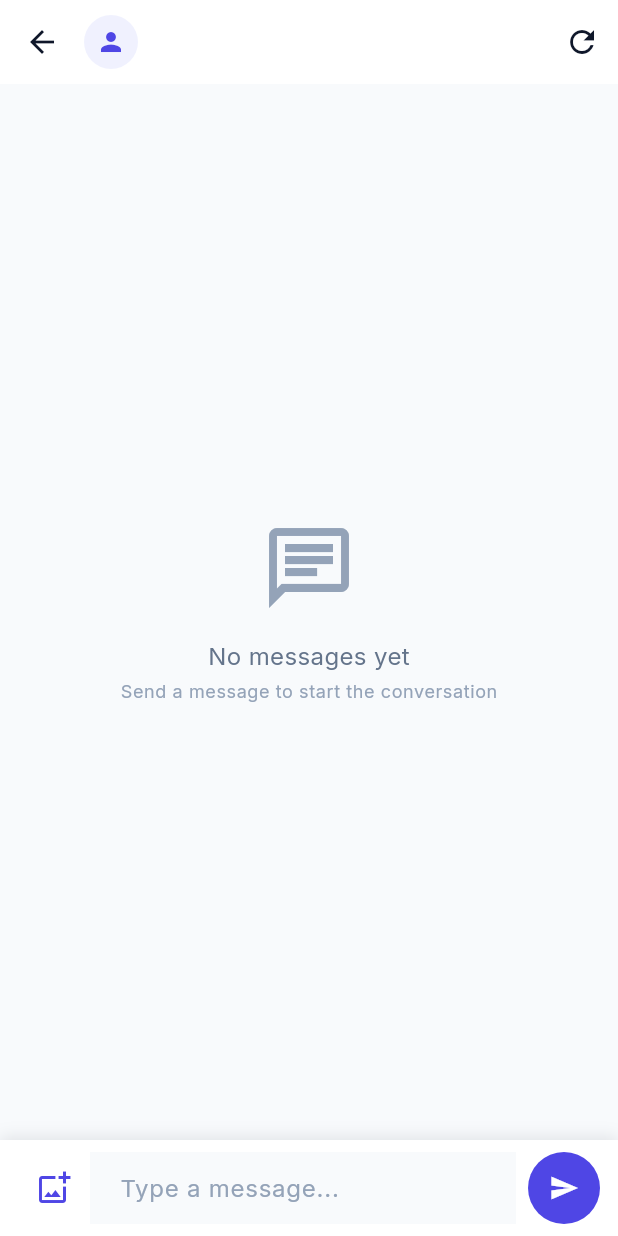
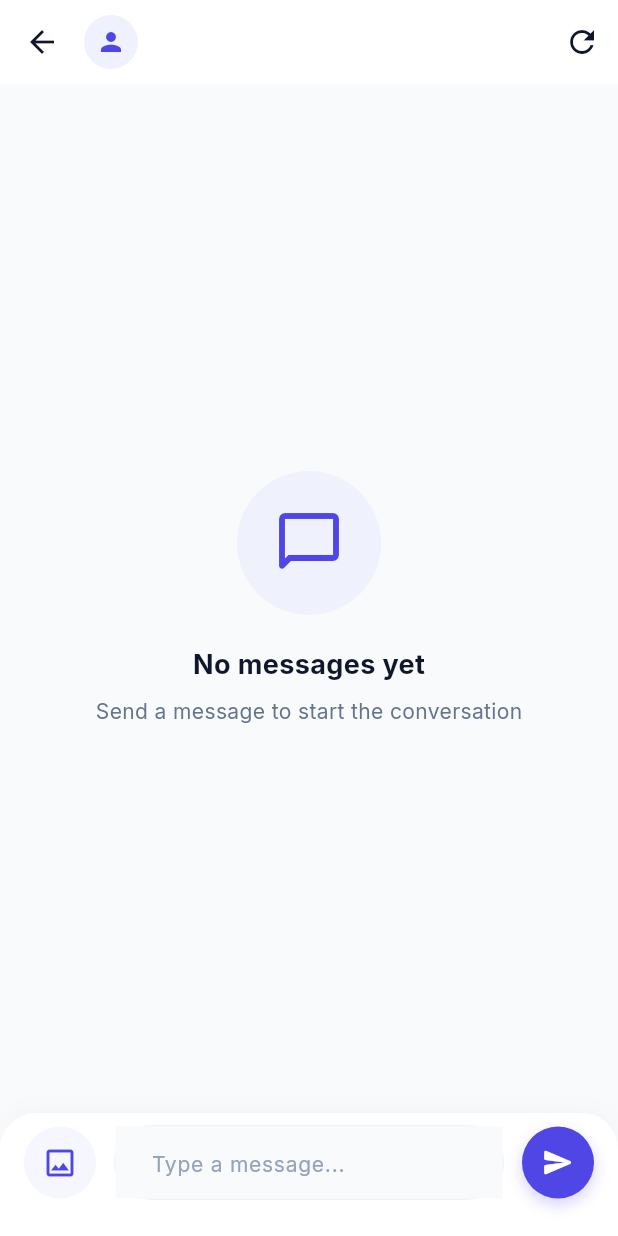
Before and after one commit to MD-ISTYAK/shop_radar, a Flutter app: the ChatScreen screen opened directly with empty values, on a phone screen of 412 x 824 dp. Run offline on Flutter 3.47's test engine with Material 3 defaults, Android fonts, the phone set to English and light mode, and no system bars; our stand-ins replace cached_network_image, dio, file_picker, firebase_core, firebase_crashlytics, firebase_messaging and 17 more; missing offline and left inert: mobile_scanner, network_info_plus; accounts and stored records are empty; network calls fail.

Commit message:
message fix

```diff
--- a/store_for_me/lib/presentation/screens/chat_screen.dart
+++ b/store_for_me/lib/presentation/screens/chat_screen.dart
@@ -250,11 +250,28 @@ class _ChatScreenState extends ConsumerState<ChatScreen> {
                         child: Column(
                           mainAxisAlignment: MainAxisAlignment.center,
                           children: [
-                            Icon(Icons.chat_outlined, size: 64, color: AppColors.textLight),
-                            const SizedBox(height: 16),
-                            Text('No messages yet', style: TextStyle(color: AppColors.textSecondary, fontSize: 16)),
-                            const SizedBox(height: 4),
-                            Text('Send a message to start the conversation', style: Theme.of(context).textTheme.bodySmall),
+                            Container(
+                              padding: const EdgeInsets.all(24),
+                              decoration: BoxDecoration(
+                                color: AppColors.primaryLight.withAlpha(20),
+                                shape: BoxShape.circle,
+                              ),
+                              child: const Icon(Icons.chat_bubble_outline_rounded, size: 48, color: AppColors.primary),
+                            ),
+                            const SizedBox(height: 20),
+                            const Text(
+                              'No messages yet',
+                              style: TextStyle(
+                                color: AppColors.textPrimary,
+                                fontSize: 18,
+                                fontWeight: FontWeight.bold
+                              )
+                            ),
+                            const SizedBox(height: 8),
+                            const Text(
+                              'Send a message to start the conversation',
+                              style: TextStyle(color: AppColors.textSecondary, fontSize: 14)
+                            ),
                           ],
                         ),
                       )
@@ -270,28 +287,34 @@ class _ChatScreenState extends ConsumerState<ChatScreen> {
                             alignment: isMine ? Alignment.centerRight : Alignment.centerLeft,
                             child: Container(
                               constraints: BoxConstraints(maxWidth: MediaQuery.of(context).size.width * 0.75),
-                              margin: const EdgeInsets.only(bottom: 8),
-                              padding: const EdgeInsets.symmetric(horizontal: 14, vertical: 10),
+                              margin: const EdgeInsets.only(bottom: 12),
+                              padding: const EdgeInsets.all(4),
                               decoration: BoxDecoration(
-                                color: isMine ? AppColors.primary : AppColors.card,
+                                color: isMine ? AppColors.primary : AppColors.surface,
                                 borderRadius: BorderRadius.only(
-                                  topLeft: const Radius.circular(18),
-                                  topRight: const Radius.circular(18),
-                                  bottomLeft: Radius.circular(isMine ? 18 : 4),
-                                  bottomRight: Radius.circular(isMine ? 4 : 18),
+                                  topLeft: const Radius.circular(20),
+                                  topRight: const Radius.circular(20),
+                                  bottomLeft: Radius.circular(isMine ? 20 : 4),
+                                  bottomRight: Radius.circular(isMine ? 4 : 20),
                                 ),
-                                boxShadow: [BoxShadow(color: AppColors.shadow, blurRadius: 4)],
+                                boxShadow: [
+                                  BoxShadow(
+                                    color: Colors.black.withAlpha(isMine ? 10 : 5),
+                                    blurRadius: 10,
+                                    offset: const Offset(0, 4),
+                                  )
+                                ],
                               ),
                               child: Column(
                                 crossAxisAlignment: isMine ? CrossAxisAlignment.end : CrossAxisAlignment.start,
                                 children: [
                                   if (msg.mediaUrl.isNotEmpty)
                                     Padding(
-                                      padding: const EdgeInsets.only(bottom: 6),
+                                      padding: const EdgeInsets.all(4),
                                       child: Stack(
                                         children: [
                                           ClipRRect(
-                                            borderRadius: BorderRadius.circular(12),
+                                            borderRadius: BorderRadius.circular(16),
                                             child: CachedNetworkImage(
                                               imageUrl: msg.mediaUrl,
                                               placeholder: (context, url) => Container(
@@ -312,22 +335,28 @@ class _ChatScreenState extends ConsumerState<ChatScreen> {
                                               child: Container(
                                                 padding: const EdgeInsets.all(6),
                                                 decoration: BoxDecoration(
-                                                  color: Colors.black54,
+                                                  color: Colors.black45,
                                                   borderRadius: BorderRadius.circular(8),
                                                 ),
-                                                child: const Icon(Icons.download_for_offline_rounded, color: Colors.white, size: 20),
+                                                child: const Icon(Icons.download_rounded, color: Colors.white, size: 18),
                                               ),
                                             ),
                                           ),
                                         ],
                                       ),
                                     ),
+                                  Padding(
+                                    padding: const EdgeInsets.symmetric(horizontal: 12, vertical: 8),
+                                    child: Column(
+                                      crossAxisAlignment: isMine ? CrossAxisAlignment.end : CrossAxisAlignment.start,
+                                      children: [
                                         if (msg.text.isNotEmpty)
                                           Text(
                                             msg.text,
                                             style: TextStyle(
                                               color: isMine ? Colors.white : AppColors.textPrimary,
                                               fontSize: 15,
+                                              height: 1.3,
                                             ),
                                           ),
                                         const SizedBox(height: 4),
@@ -335,9 +364,9 @@ class _ChatScreenState extends ConsumerState<ChatScreen> {
                                           mainAxisSize: MainAxisSize.min,
                                           children: [
                                             Text(
-                                        DateFormat.jm().format(msg.createdAt),
+                                              DateFormat('h:mm a').format(msg.createdAt),
                                               style: TextStyle(
-                                          fontSize: 11,
+                                                fontSize: 10,
                                                 color: isMine ? Colors.white70 : AppColors.textLight,
                                               ),
                                             ),
@@ -346,10 +375,13 @@ class _ChatScreenState extends ConsumerState<ChatScreen> {
                                               Icon(
                                                 msg.status == 'seen' ? Icons.done_all : (msg.status == 'delivered' ? Icons.done_all : Icons.done),
                                                 size: 14,
-                                          color: msg.status == 'seen' ? Colors.blue : (isMine ? Colors.white70 : AppColors.textLight),
+                                                color: msg.status == 'seen' ? Colors.blue.shade300 : Colors.white70,
                                               ),
                                             ],
                                           ],
+                                        ),
+                                      ],
+                                    ),
                                   ),
                                 ],
                               ),
@@ -361,27 +393,39 @@ class _ChatScreenState extends ConsumerState<ChatScreen> {
 
           // Input bar
           Container(
-            padding: const EdgeInsets.symmetric(vertical: 8),
+            padding: const EdgeInsets.fromLTRB(16, 8, 16, 24),
             decoration: BoxDecoration(
-              color: AppColors.card,
-              boxShadow: [BoxShadow(color: AppColors.shadow, blurRadius: 8, offset: const Offset(0, -2))],
+              color: AppColors.surface,
+              borderRadius: const BorderRadius.vertical(top: Radius.circular(24)),
+              boxShadow: [
+                BoxShadow(
+                  color: Colors.black.withAlpha(5),
+                  blurRadius: 10,
+                  offset: const Offset(0, -4),
+                )
+              ],
             ),
-            child: SafeArea(
             child: Column(
               mainAxisSize: MainAxisSize.min,
               children: [
                 if (_selectedMedia != null)
                   Padding(
-                      padding: const EdgeInsets.fromLTRB(16, 0, 16, 8),
+                    padding: const EdgeInsets.only(bottom: 12),
                     child: Stack(
                       children: [
-                          ClipRRect(
-                            borderRadius: BorderRadius.circular(12),
+                        Container(
+                          decoration: BoxDecoration(
+                            borderRadius: BorderRadius.circular(16),
+                            boxShadow: [BoxShadow(color: Colors.black.withAlpha(10), blurRadius: 8)],
+                          ),
+                          child: ClipRRect(
+                            borderRadius: BorderRadius.circular(16),
                             child: Image.file(
                               _selectedMedia!,
-                              height: 100,
-                              width: 100,
+                              height: 120,
+                              width: 120,
                               fit: BoxFit.cover,
+                            ),
                           ),
                         ),
                         Positioned(
@@ -392,7 +436,7 @@ class _ChatScreenState extends ConsumerState<ChatScreen> {
                             child: Container(
                               padding: const EdgeInsets.all(4),
                               decoration: const BoxDecoration(
-                                  color: Colors.black54,
+                                color: Colors.black87,
                                 shape: BoxShape.circle,
                               ),
                               child: const Icon(Icons.close, size: 16, color: Colors.white),
@@ -402,53 +446,69 @@ class _ChatScreenState extends ConsumerState<ChatScreen> {
                       ],
                     ),
                   ),
-                  Padding(
-                    padding: const EdgeInsets.symmetric(horizontal: 12),
-                    child: Row(
+                Row(
                   children: [
-                        IconButton(
+                    Container(
+                      decoration: BoxDecoration(
+                        color: AppColors.primaryLight.withAlpha(20),
+                        shape: BoxShape.circle,
+                      ),
+                      child: IconButton(
                         onPressed: _pickImage,
-                          icon: const Icon(Icons.add_photo_alternate_outlined, color: AppColors.primary),
+                        icon: const Icon(Icons.image_outlined, color: AppColors.primary),
                       ),
+                    ),
+                    const SizedBox(width: 12),
                     Expanded(
                       child: Container(
                         decoration: BoxDecoration(
                           color: AppColors.background,
-                              borderRadius: BorderRadius.circular(24),
+                          borderRadius: BorderRadius.circular(28),
+                          border: Border.all(color: AppColors.divider.withAlpha(100)),
                         ),
                         child: TextField(
                           controller: _messageController,
                           textCapitalization: TextCapitalization.sentences,
-                              decoration: InputDecoration(
+                          decoration: const InputDecoration(
                             hintText: 'Type a message...',
                             border: InputBorder.none,
                             enabledBorder: InputBorder.none,
                             focusedBorder: InputBorder.none,
-                                contentPadding: const EdgeInsets.symmetric(horizontal: 16, vertical: 10),
-                                hintStyle: TextStyle(color: AppColors.textLight),
+                            contentPadding: EdgeInsets.symmetric(horizontal: 20, vertical: 12),
+                            isDense: true,
                           ),
                           onSubmitted: (_) => _sendMessage(),
                         ),
                       ),
                     ),
-                        const SizedBox(width: 8),
-                        Container(
-                          decoration: const BoxDecoration(
+                    const SizedBox(width: 12),
+                    GestureDetector(
+                      onTap: _sendMessage,
+                      child: Container(
+                        width: 48,
+                        height: 48,
+                        decoration: BoxDecoration(
                           color: AppColors.primary,
                           shape: BoxShape.circle,
+                          boxShadow: [
+                            BoxShadow(
+                              color: AppColors.primary.withAlpha(60),
+                              blurRadius: 8,
+                              offset: const Offset(0, 4),
+                            )
+                          ],
                         ),
-                          child: IconButton(
-                            onPressed: _sendMessage,
-                            icon: _isSending
-                                ? const SizedBox(width: 20, height: 20, child: CircularProgressIndicator(strokeWidth: 2, color: Colors.white))
-                                : const Icon(Icons.send, color: Colors.white, size: 20),
+                        child: _isSending
+                            ? const Padding(
+                                padding: EdgeInsets.all(14.0),
+                                child: CircularProgressIndicator(strokeWidth: 2, color: Colors.white),
+                              )
+                            : const Icon(Icons.send_rounded, color: Colors.white, size: 22),
                       ),
                     ),
                   ],
                 ),
-                  ),
               ],
-              ),
             ),
           ),
         ],
```
Also changed, not shown: 1 other file. Lines whose indentation alone changed are shown as unchanged.
